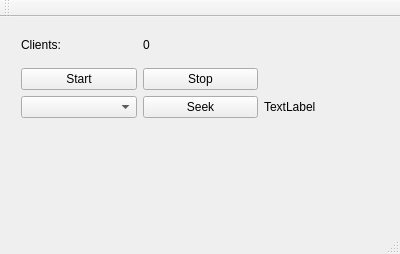
Qt form starter/mainwindow.ui (tarmoj/clicktrack) before a commit.
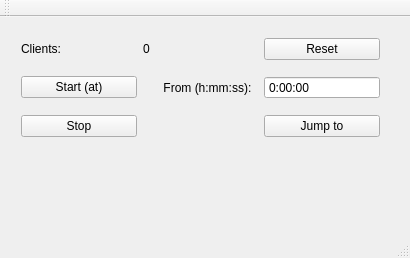
The same form after that commit.

What changed in the file:
```diff
--- a/starter/mainwindow.ui
+++ b/starter/mainwindow.ui
@@ -6,21 +6,21 @@
    <rect>
     <x>0</x>
     <y>0</y>
-    <width>400</width>
-    <height>254</height>
+    <width>410</width>
+    <height>258</height>
    </rect>
   </property>
   <property name="windowTitle">
    <string>MainWindow</string>
   </property>
   <widget class="QWidget" name="centralWidget">
-   <widget class="QWidget" name="">
+   <widget class="QWidget" name="layoutWidget">
     <property name="geometry">
      <rect>
       <x>10</x>
       <y>0</y>
       <width>381</width>
-      <height>112</height>
+      <height>141</height>
      </rect>
     </property>
     <layout class="QGridLayout" name="gridLayout">
@@ -31,44 +31,73 @@
        </property>
       </widget>
      </item>
-     <item row="0" column="1">
-      <widget class="QLabel" name="clientLabel">
-       <property name="text">
-        <string>0</string>
-       </property>
-      </widget>
-     </item>
-     <item row="2" column="0">
-      <widget class="QComboBox" name="comboBox"/>
-     </item>
-     <item row="2" column="1">
-      <widget class="QPushButton" name="seekButton">
-       <property name="text">
-        <string>Seek</string>
-       </property>
-      </widget>
-     </item>
      <item row="2" column="2">
-      <widget class="QLabel" name="seekLabel">
+      <widget class="QPushButton" name="seekButton">
        <property name="text">
-        <string>TextLabel</string>
+        <string>Jump to</string>
        </property>
       </widget>
      </item>
      <item row="1" column="0">
       <widget class="QPushButton" name="startButton">
        <property name="text">
-        <string>Start</string>
+        <string>Start (at)</string>
        </property>
       </widget>
      </item>
      <item row="1" column="1">
+      <widget class="QLabel" name="label_2">
+       <property name="text">
+        <string>From (h:mm:ss):  </string>
+       </property>
+       <property name="alignment">
+        <set>Qt::AlignRight|Qt::AlignTrailing|Qt::AlignVCenter</set>
+       </property>
+      </widget>
+     </item>
+     <item row="0" column="1">
+      <widget class="QLabel" name="clientLabel">
+       <property name="text">
+        <string>0</string>
+       </property>
+      </widget>
+     </item>
+     <item row="1" column="2">
+      <widget class="QTimeEdit" name="timeEdit">
+       <property name="wrapping">
+        <bool>false</bool>
+       </property>
+       <property name="frame">
+        <bool>true</bool>
+       </property>
+       <property name="buttonSymbols">
+        <enum>QAbstractSpinBox::NoButtons</enum>
+       </property>
+       <property name="keyboardTracking">
+        <bool>true</bool>
+       </property>
+       <property name="currentSection">
+        <enum>QDateTimeEdit::SecondSection</enum>
+       </property>
+       <property name="displayFormat">
+        <string>h:mm:ss</string>
+       </property>
+      </widget>
+     </item>
+     <item row="2" column="0">
       <widget class="QPushButton" name="stopButton">
        <property name="text">
         <string>Stop</string>
        </property>
       </widget>
      </item>
+     <item row="0" column="2">
+      <widget class="QPushButton" name="resetButton">
+       <property name="text">
+        <string>Reset</string>
+       </property>
+      </widget>
+     </item>
     </layout>
    </widget>
   </widget>
```
Left out of the diff: 4 changed lines with no effect on the pictures.
